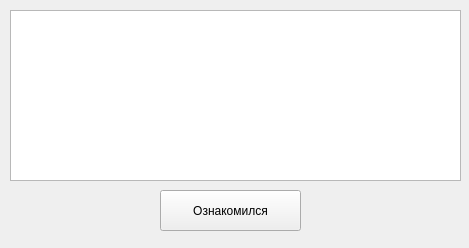
Before: the Qt Designer form eventform.ui in group93492/equipment-reminder, drawn with Qt 5.
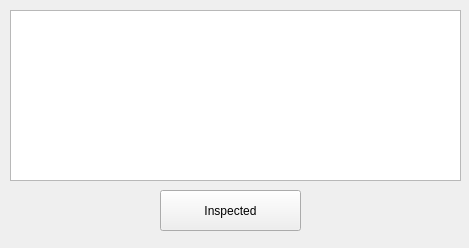
After: the same form once the commit is applied.

```diff
--- a/eventform.ui
+++ b/eventform.ui
@@ -23,7 +23,7 @@
     </rect>
    </property>
    <property name="text">
-    <string>Ознакомился</string>
+    <string>Inspected</string>
    </property>
   </widget>
   <widget class="QTextBrowser" name="textBrowser">
```
